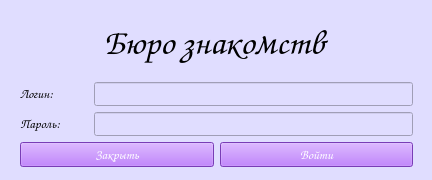
Cr1sspY/Dating_Agency, file forms/auth.ui: the form before one commit.
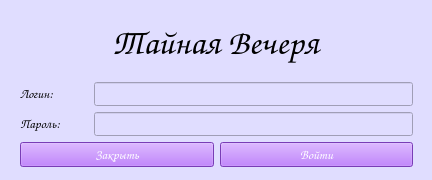
The form after the commit.

```diff
--- a/forms/auth.ui
+++ b/forms/auth.ui
@@ -52,7 +52,7 @@
          </font>
         </property>
         <property name="text">
-         <string>Бюро знакомств</string>
+         <string>Тайная Вечеря</string>
         </property>
        </widget>
       </item>
```
